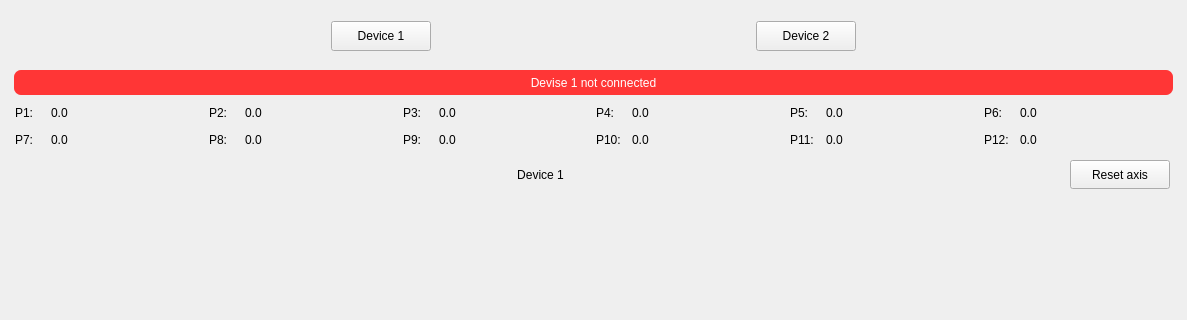
The window that Qt_files/wind_tunnel_pressure_view.ui (nirow1/Lisbon_wind_tunnel) describes before a commit, drawn with Qt 5; both pictures show x 0 to 1187 and y 0 to 320 of the 1187 by 810 pixel window.
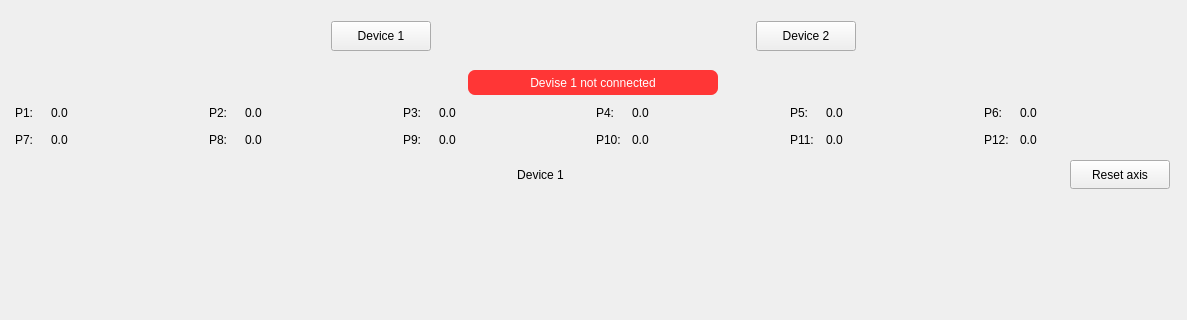
The same window after the commit. The open tabs and pages were chosen to show the change.

```diff
--- a/Qt_files/wind_tunnel_pressure_view.ui
+++ b/Qt_files/wind_tunnel_pressure_view.ui
@@ -176,7 +176,7 @@
 }
 </string>
          </property>
-         <layout class="QVBoxLayout" name="verticalLayout_13">
+         <layout class="QHBoxLayout" name="horizontalLayout_7">
           <property name="spacing">
            <number>3</number>
           </property>
@@ -202,7 +202,7 @@
             </property>
             <property name="maximumSize">
              <size>
-              <width>16777215</width>
+              <width>250</width>
               <height>25</height>
              </size>
             </property>
```
Left out of the diff: 6 changed lines with no effect on the pictures.
